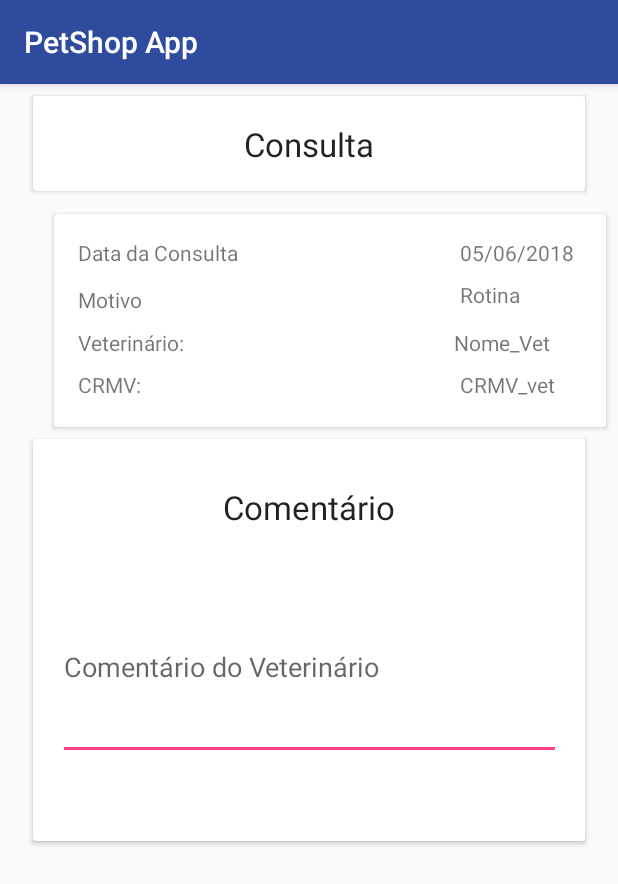
After one commit to vicnp/Android_PetShop, an Android app: the dadosConsultas screen opened directly, with no data from a screen before it, on a phone screen of 412 x 824 dp. The commit adds this screen. Shown: the top 884 px of the screen. Run offline under Robolectric (Android 15) with nearby library versions, the phone set to English and light mode, and no system bars; network calls fail.

Commit message:
Novas Telas

```diff
--- a/app/src/main/AndroidManifest.xml
+++ b/app/src/main/AndroidManifest.xml
@@ -20,7 +20,11 @@
         </activity>
         <activity android:name=".ProfileActivity" />
         <activity android:name=".Send_Recovery_Email" />
-        <activity android:name=".PetInfo"></activity>
+        <activity android:name=".PetInfo" />
+        <activity android:name=".Vacinas" />
+        <activity android:name=".Consultas" />
+        <activity android:name=".dadosVacina" />
+        <activity android:name=".dadosConsultas"></activity>
     </application>
 
 </manifest>
--- /dev/null
+++ b/app/src/main/java/net/simplifiedcoding/androidphpmysql/dadosConsultas.java
@@ -0,0 +1,13 @@
+package net.simplifiedcoding.androidphpmysql;
+
+import android.support.v7.app.AppCompatActivity;
+import android.os.Bundle;
+
+public class dadosConsultas extends AppCompatActivity {
+
+    @Override
+    protected void onCreate(Bundle savedInstanceState) {
+        super.onCreate(savedInstanceState);
+        setContentView(R.layout.activity_dados_consultas);
+    }
+}
--- /dev/null
+++ b/app/src/main/res/layout/activity_dados_consultas.xml
@@ -0,0 +1,210 @@
+<?xml version="1.0" encoding="utf-8"?>
+<android.support.constraint.ConstraintLayout xmlns:android="http://schemas.android.com/apk/res/android"
+    xmlns:app="http://schemas.android.com/apk/res-auto"
+    xmlns:tools="http://schemas.android.com/tools"
+    android:layout_width="match_parent"
+    android:layout_height="match_parent"
+    tools:context=".dadosConsultas">
+
+    <android.support.constraint.ConstraintLayout
+        android:layout_width="match_parent"
+        android:layout_height="match_parent"
+        tools:context=".dadosVacina">
+
+        <android.support.v7.widget.CardView
+            android:id="@+id/Title"
+            android:layout_width="368dp"
+            android:layout_height="63dp"
+            android:layout_marginEnd="8dp"
+            android:layout_marginStart="8dp"
+            android:layout_marginTop="8dp"
+            app:layout_constraintEnd_toEndOf="parent"
+            app:layout_constraintStart_toStartOf="parent"
+            app:layout_constraintTop_toTopOf="parent">
+
+            <android.support.constraint.ConstraintLayout
+                android:layout_width="match_parent"
+                android:layout_height="match_parent">
+
+                <TextView
+                    android:id="@+id/txtConsulta"
+                    android:layout_width="wrap_content"
+                    android:layout_height="wrap_content"
+                    android:layout_marginBottom="8dp"
+                    android:layout_marginEnd="8dp"
+                    android:layout_marginStart="8dp"
+                    android:layout_marginTop="8dp"
+                    android:text="@string/consulta"
+                    android:textAppearance="@style/Base.TextAppearance.AppCompat.Large"
+                    app:layout_constraintBottom_toBottomOf="parent"
+                    app:layout_constraintEnd_toEndOf="parent"
+                    app:layout_constraintStart_toStartOf="parent"
+                    app:layout_constraintTop_toTopOf="parent" />
+            </android.support.constraint.ConstraintLayout>
+
+        </android.support.v7.widget.CardView>
+
+        <android.support.v7.widget.CardView
+            android:id="@+id/Info"
+            android:layout_width="368dp"
+            android:layout_height="142dp"
+            android:layout_marginBottom="8dp"
+            android:layout_marginEnd="8dp"
+            android:layout_marginStart="8dp"
+            android:layout_marginTop="8dp"
+            app:layout_constraintBottom_toBottomOf="parent"
+            app:layout_constraintEnd_toEndOf="parent"
+            app:layout_constraintHorizontal_bias="1.0"
+            app:layout_constraintStart_toStartOf="parent"
+            app:layout_constraintTop_toBottomOf="@+id/Title"
+            app:layout_constraintVertical_bias="0.014">
+
+            <android.support.constraint.ConstraintLayout
+                android:layout_width="match_parent"
+                android:layout_height="match_parent">
+
+                <TextView
+                    android:id="@+id/data"
+                    android:layout_width="wrap_content"
+                    android:layout_height="wrap_content"
+                    android:layout_marginStart="16dp"
+                    android:layout_marginTop="16dp"
+                    android:text="@string/data_da_consulta"
+                    app:layout_constraintStart_toStartOf="parent"
+                    app:layout_constraintTop_toTopOf="parent" />
+
+                <TextView
+                    android:id="@+id/data_txt"
+                    android:layout_width="wrap_content"
+                    android:layout_height="wrap_content"
+                    android:layout_marginEnd="8dp"
+                    android:layout_marginStart="136dp"
+                    android:layout_marginTop="16dp"
+                    android:text="@string/_05_06_2018"
+                    app:layout_constraintEnd_toEndOf="parent"
+                    app:layout_constraintHorizontal_bias="0.466"
+                    app:layout_constraintStart_toEndOf="@+id/data"
+                    app:layout_constraintTop_toTopOf="parent" />
+
+                <TextView
+                    android:id="@+id/Tipo"
+                    android:layout_width="wrap_content"
+                    android:layout_height="wrap_content"
+                    android:layout_marginStart="16dp"
+                    android:layout_marginTop="12dp"
+                    android:text="@string/motivo"
+                    app:layout_constraintStart_toStartOf="parent"
+                    app:layout_constraintTop_toBottomOf="@+id/data" />
+
+                <TextView
+                    android:id="@+id/tipo_"
+                    android:layout_width="wrap_content"
+                    android:layout_height="wrap_content"
+                    android:layout_marginEnd="8dp"
+                    android:layout_marginStart="8dp"
+                    android:layout_marginTop="44dp"
+                    android:text="@string/rotina"
+                    app:layout_constraintEnd_toEndOf="parent"
+                    app:layout_constraintHorizontal_bias="0.806"
+                    app:layout_constraintStart_toEndOf="@+id/Tipo"
+                    app:layout_constraintTop_toTopOf="parent" />
+
+                <TextView
+                    android:id="@+id/vet"
+                    android:layout_width="wrap_content"
+                    android:layout_height="wrap_content"
+                    android:layout_marginStart="16dp"
+                    android:layout_marginTop="76dp"
+                    android:text="@string/veterin_rio"
+                    app:layout_constraintStart_toStartOf="parent"
+                    app:layout_constraintTop_toTopOf="parent" />
+
+                <TextView
+                    android:id="@+id/vet_"
+                    android:layout_width="wrap_content"
+                    android:layout_height="wrap_content"
+                    android:layout_marginStart="180dp"
+                    android:layout_marginTop="76dp"
+                    android:text="@string/nome_vet"
+                    app:layout_constraintStart_toEndOf="@+id/vet"
+                    app:layout_constraintTop_toTopOf="parent" />
+
+                <TextView
+                    android:id="@+id/crmv"
+                    android:layout_width="wrap_content"
+                    android:layout_height="wrap_content"
+                    android:layout_marginStart="16dp"
+                    android:layout_marginTop="104dp"
+                    android:text="@string/crmv"
+                    app:layout_constraintStart_toStartOf="parent"
+                    app:layout_constraintTop_toTopOf="parent" />
+
+                <TextView
+                    android:id="@+id/crmv_"
+                    android:layout_width="wrap_content"
+                    android:layout_height="wrap_content"
+                    android:layout_marginEnd="24dp"
+                    android:layout_marginStart="8dp"
+                    android:layout_marginTop="104dp"
+                    android:text="@string/crmv_vet"
+                    app:layout_constraintEnd_toEndOf="parent"
+                    app:layout_constraintHorizontal_bias="0.952"
+                    app:layout_constraintStart_toEndOf="@+id/crmv"
+                    app:layout_constraintTop_toTopOf="parent" />
+            </android.support.constraint.ConstraintLayout>
+        </android.support.v7.widget.CardView>
+
+        <android.support.v7.widget.CardView
+            android:id="@+id/Coment"
+            android:layout_width="368dp"
+            android:layout_height="268dp"
+            android:layout_marginBottom="8dp"
+            android:layout_marginEnd="8dp"
+            android:layout_marginStart="8dp"
+            android:layout_marginTop="8dp"
+            app:layout_constraintBottom_toBottomOf="parent"
+            app:layout_constraintEnd_toEndOf="parent"
+            app:layout_constraintStart_toStartOf="parent"
+            app:layout_constraintTop_toBottomOf="@+id/Info"
+            app:layout_constraintVertical_bias="0.0">
+
+            <android.support.constraint.ConstraintLayout
+                android:layout_width="match_parent"
+                android:layout_height="match_parent">
+
+                <EditText
+                    android:id="@+id/editText2"
+                    android:layout_width="335dp"
+                    android:layout_height="124dp"
+                    android:layout_marginBottom="8dp"
+                    android:layout_marginEnd="8dp"
+                    android:layout_marginStart="8dp"
+                    android:layout_marginTop="8dp"
+                    android:ems="10"
+                    android:hint="@string/coment_rio_do_veterin_rio"
+                    android:inputType="textMultiLine"
+                    app:layout_constraintBottom_toBottomOf="parent"
+                    app:layout_constraintEnd_toEndOf="parent"
+                    app:layout_constraintHorizontal_bias="0.529"
+                    app:layout_constraintStart_toStartOf="parent"
+                    app:layout_constraintTop_toTopOf="parent"
+                    app:layout_constraintVertical_bias="0.64" />
+
+                <TextView
+                    android:id="@+id/txtcoment"
+                    android:layout_width="wrap_content"
+                    android:layout_height="wrap_content"
+                    android:layout_marginBottom="8dp"
+                    android:layout_marginEnd="8dp"
+                    android:layout_marginStart="8dp"
+                    android:layout_marginTop="8dp"
+                    android:text="@string/coment_rio"
+                    android:textAppearance="@style/Base.TextAppearance.AppCompat.Large"
+                    app:layout_constraintBottom_toTopOf="@+id/editText2"
+                    app:layout_constraintEnd_toEndOf="parent"
+                    app:layout_constraintStart_toStartOf="parent"
+                    app:layout_constraintTop_toTopOf="parent" />
+            </android.support.constraint.ConstraintLayout>
+        </android.support.v7.widget.CardView>
+    </android.support.constraint.ConstraintLayout>
+</android.support.constraint.ConstraintLayout>
--- a/app/src/main/res/values/strings.xml
+++ b/app/src/main/res/values/strings.xml
@@ -31,5 +31,22 @@
     <string name="_23_10_2018">23/10/2018</string>
     <string name="ultima_vacina">Ultima Vacina:</string>
     <string name="sair">Sair</string>
+    <string name="hist_rico_de_vacinas">Histórico de Vacinas</string>
+    <string name="hist_rico_consultas">Histórico Consultas</string>
+    <string name="vacina">Vacina</string>
+    <string name="antirr_bica">Antirrábica</string>
+    <string name="data_de_aplica_o">Data de Aplicação:</string>
+    <string name="tipo_da_vacina">Tipo da Vacina:</string>
+    <string name="nome_vet">Nome_Vet</string>
+    <string name="veterin_rio">Veterinário:</string>
+    <string name="crmv">CRMV:</string>
+    <string name="crmv_vet">CRMV_vet</string>
+    <string name="coment_rio">Comentário</string>
+    <string name="coment_rio_do_veterin_rio">Comentário do Veterinário</string>
+    <string name="data_da_consulta">Data da Consulta</string>
+    <string name="consulta">Consulta</string>
+    <string name="motivo">Motivo</string>
+    <string name="mensal">Mensal</string>
+    <string name="rotina">Rotina</string>
 
 </resources>
```
Also changed, not shown: app/src/main/java/net/simplifiedcoding/androidphpmysql/Consultas.java (added, +13 -0 lines), app/src/main/java/net/simplifiedcoding/androidphpmysql/Vacinas.java (added, +13 -0 lines), app/src/main/java/net/simplifiedcoding/androidphpmysql/dadosVacina.java (added, +13 -0 lines), app/src/main/res/layout/activity_consultas.xml (added, +60 -0 lines), app/src/main/res/layout/activity_dados_vacina.xml (added, +203 -0 lines), app/src/main/res/layout/activity_vacinas.xml (added, +54 -0 lines).
